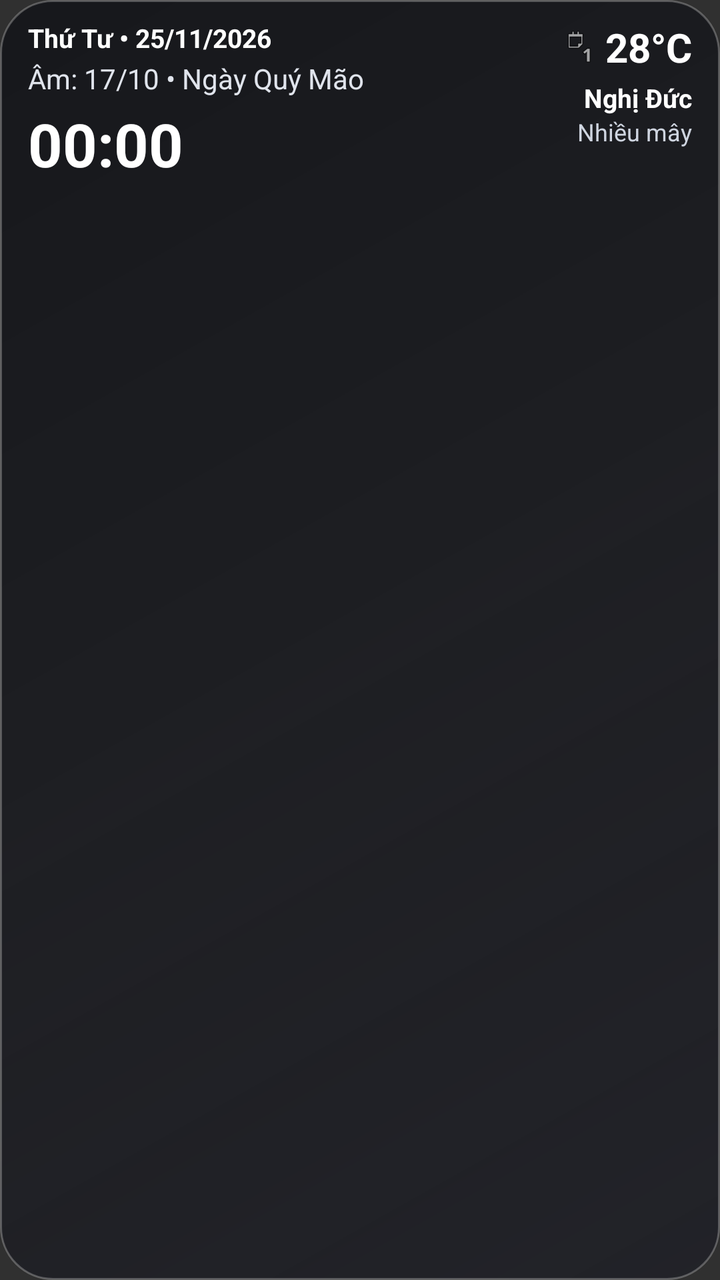
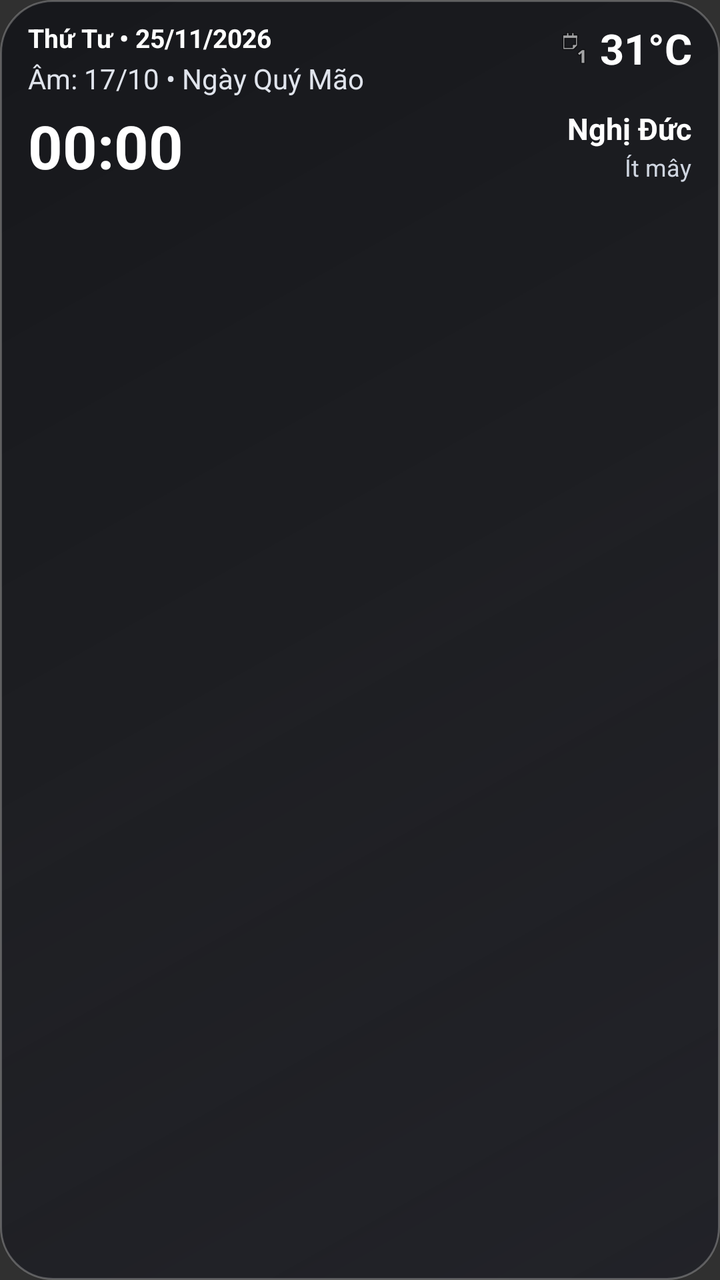

Screens rendered from an Android XML layout before and after an edit, with the pre-edit source and the edit as a unified diff.
<!-- AndroidManifest.xml: application theme android:Theme.Material.NoActionBar -->
<!-- res/layout/widget_layout_4x2.xml -->
<?xml version="1.0" encoding="utf-8"?>
<FrameLayout xmlns:android="http://schemas.android.com/apk/res/android"
    android:id="@+id/widget_root"
    android:layout_width="match_parent"
    android:layout_height="match_parent"
    android:background="@drawable/bg_widget_liquid_dark"
    android:paddingStart="14dp"
    android:paddingEnd="14dp"
    android:paddingTop="10dp"
    android:paddingBottom="18dp">

    <LinearLayout
        android:layout_width="match_parent"
        android:layout_height="match_parent"
        android:gravity="top"
        android:orientation="vertical">

        
        <LinearLayout
            android:layout_width="match_parent"
            android:layout_height="wrap_content"
            android:baselineAligned="false"
            android:gravity="top"
            android:orientation="horizontal">

            <LinearLayout
                android:layout_width="0dp"
                android:layout_height="wrap_content"
                android:layout_weight="1.35"
                android:gravity="top"
                android:orientation="vertical">

                <TextView
                    android:id="@+id/tv_solar_date"
                    android:layout_width="wrap_content"
                    android:layout_height="wrap_content"
                    android:ellipsize="end"
                    android:fontFamily="sans-serif"
                    android:maxLines="1"
                    android:text="Thứ Tư • 25/11/2026"
                    android:textColor="#FFFFFF"
                    android:textSize="13sp"
                    android:textStyle="bold" />

                <TextView
                    android:id="@+id/tv_lunar_line"
                    android:layout_width="wrap_content"
                    android:layout_height="wrap_content"
                    android:layout_marginTop="2dp"
                    android:ellipsize="end"
                    android:fontFamily="sans-serif"
                    android:maxLines="1"
                    android:text="Âm: 17/10 • Ngày Quý Mão"
                    android:textColor="#E0E4EC"
                    android:textSize="14sp" />

                <TextClock
                    android:id="@+id/clock_main"
                    android:layout_width="wrap_content"
                    android:layout_height="wrap_content"
                    android:layout_marginTop="3dp"
                    android:ellipsize="end"
                    android:fontFamily="sans-serif"
                    android:format12Hour="HH:mm"
                    android:format24Hour="HH:mm"
                    android:maxLines="1"
                    android:textColor="#FFFFFF"
                    android:textSize="30sp"
                    android:textStyle="bold" />
            </LinearLayout>

            <LinearLayout
                android:layout_width="0dp"
                android:layout_height="wrap_content"
                android:layout_weight="0.85"
                android:gravity="end|top"
                android:orientation="vertical">

                <LinearLayout
                    android:layout_width="wrap_content"
                    android:layout_height="wrap_content"
                    android:gravity="center_vertical"
                    android:orientation="horizontal">

                    <ImageView
                        android:id="@+id/iv_weather_icon"
                        android:layout_width="18dp"
                        android:layout_height="18dp"
                        android:layout_marginEnd="4dp"
                        android:contentDescription="Thời tiết"
                        android:src="@android:drawable/ic_menu_day" />

                    <TextView
                        android:id="@+id/tv_temp"
                        android:layout_width="wrap_content"
                        android:layout_height="wrap_content"
                        android:fontFamily="sans-serif"
                        android:text="28°C"
                        android:textColor="#FFFFFF"
                        android:textSize="20sp"
                        android:textStyle="bold" />
                </LinearLayout>

                <TextView
                    android:id="@+id/tv_location"
                    android:layout_width="wrap_content"
                    android:layout_height="wrap_content"
                    android:layout_marginTop="3dp"
                    android:ellipsize="end"
                    android:fontFamily="sans-serif"
                    android:maxLines="1"
                    android:text="Nghị Đức"
                    android:textColor="#FFFFFF"
                    android:textSize="13sp"
                    android:textStyle="bold" />

                <TextView
                    android:id="@+id/tv_weather_desc"
                    android:layout_width="wrap_content"
                    android:layout_height="wrap_content"
                    android:ellipsize="end"
                    android:fontFamily="sans-serif"
                    android:maxLines="1"
                    android:text="Nhiều mây"
                    android:textColor="#CFD5E0"
                    android:textSize="12sp" />
            </LinearLayout>
        </LinearLayout>

        
        <LinearLayout
            android:layout_width="match_parent"
            android:layout_height="wrap_content"
            android:layout_marginTop="6dp"
            android:gravity="center_vertical"
            android:orientation="horizontal">

            <TextView
                android:id="@+id/tv_todo_bottom"
                android:layout_width="0dp"
                android:layout_height="wrap_content"
                android:layout_weight="1.35"
                android:ellipsize="end"
                android:fontFamily="sans-serif"
                android:maxLines="2"
                android:text=""
                android:textColor="#FFFFFF"
                android:textSize="12sp"
                android:textStyle="bold" />

            <TextView
                android:id="@+id/tv_signature"
                android:layout_width="0dp"
                android:layout_height="wrap_content"
                android:layout_marginStart="8dp"
                android:layout_weight="0.85"
                android:ellipsize="end"
                android:fontFamily="sans-serif"
                android:gravity="end"
                android:maxLines="1"
                android:text=""
                android:textColor="#E2E8F0"
                android:textSize="12sp"
                android:textStyle="italic" />
        </LinearLayout>

    </LinearLayout>
</FrameLayout>
<!-- resources referenced by this layout -->
<resources>
  <!-- drawable bg_widget_liquid_dark (drawable) -->
  <?xml version="1.0" encoding="utf-8"?>
  <shape xmlns:android="http://schemas.android.com/apk/res/android">
      <gradient
          android:angle="135"
          android:startColor="#CC1E1F26"
          android:centerColor="#B316171D"
          android:endColor="#D9121318" />
      <corners android:radius="26dp" />
      <stroke
          android:width="1dp"
          android:color="#40FFFFFF" />
  </shape>
</resources>

<!-- the commit's change to res/layout/widget_layout_4x2.xml (unified diff, before → after) -->
@@ -53,75 +53,86 @@
                     android:text="Âm: 17/10 • Ngày Quý Mão"
                     android:textColor="#E0E4EC"
                     android:textSize="14sp" />
-
-                <TextClock
-                    android:id="@+id/clock_main"
-                    android:layout_width="wrap_content"
-                    android:layout_height="wrap_content"
-                    android:layout_marginTop="3dp"
-                    android:ellipsize="end"
-                    android:fontFamily="sans-serif"
-                    android:format12Hour="HH:mm"
-                    android:format24Hour="HH:mm"
-                    android:maxLines="1"
-                    android:textColor="#FFFFFF"
-                    android:textSize="30sp"
-                    android:textStyle="bold" />
             </LinearLayout>
 
             <LinearLayout
                 android:layout_width="0dp"
                 android:layout_height="wrap_content"
                 android:layout_weight="0.85"
-                android:gravity="end|top"
-                android:orientation="vertical">
+                android:gravity="end|center_vertical"
+                android:orientation="horizontal">
 
-                <LinearLayout
+                <ImageView
+                    android:id="@+id/iv_weather_icon"
+                    android:layout_width="18dp"
+                    android:layout_height="18dp"
+                    android:layout_marginEnd="4dp"
+                    android:contentDescription="Thời tiết"
+                    android:src="@android:drawable/ic_menu_day" />
+
+                <TextView
+                    android:id="@+id/tv_temp"
                     android:layout_width="wrap_content"
                     android:layout_height="wrap_content"
-                    android:gravity="center_vertical"
-                    android:orientation="horizontal">
+                    android:fontFamily="sans-serif"
+                    android:text="31°C"
+                    android:textColor="#FFFFFF"
+                    android:textSize="21sp"
+                    android:textStyle="bold" />
+            </LinearLayout>
+        </LinearLayout>
 
-                    <ImageView
-                        android:id="@+id/iv_weather_icon"
-                        android:layout_width="18dp"
-                        android:layout_height="18dp"
-                        android:layout_marginEnd="4dp"
-                        android:contentDescription="Thời tiết"
-                        android:src="@android:drawable/ic_menu_day" />
+        
+        <LinearLayout
+            android:layout_width="match_parent"
+            android:layout_height="wrap_content"
+            android:layout_marginTop="4dp"
+            android:baselineAligned="false"
+            android:gravity="center_vertical"
+            android:orientation="horizontal">
 
-                    <TextView
-                        android:id="@+id/tv_temp"
-                        android:layout_width="wrap_content"
-                        android:layout_height="wrap_content"
-                        android:fontFamily="sans-serif"
-                        android:text="28°C"
-                        android:textColor="#FFFFFF"
-                        android:textSize="20sp"
-                        android:textStyle="bold" />
-                </LinearLayout>
+            <TextClock
+                android:id="@+id/clock_main"
+                android:layout_width="0dp"
+                android:layout_height="wrap_content"
+                android:layout_weight="1.25"
+                android:ellipsize="end"
+                android:fontFamily="sans-serif"
+                android:format12Hour="HH:mm"
+                android:format24Hour="HH:mm"
+                android:maxLines="1"
+                android:textColor="#FFFFFF"
+                android:textSize="30sp"
+                android:textStyle="bold" />
+
+            <LinearLayout
+                android:layout_width="0dp"
+                android:layout_height="wrap_content"
+                android:layout_weight="0.95"
+                android:gravity="end|center_vertical"
+                android:orientation="vertical">
 
                 <TextView
                     android:id="@+id/tv_location"
                     android:layout_width="wrap_content"
                     android:layout_height="wrap_content"
-                    android:layout_marginTop="3dp"
                     android:ellipsize="end"
                     android:fontFamily="sans-serif"
                     android:maxLines="1"
                     android:text="Nghị Đức"
                     android:textColor="#FFFFFF"
-                    android:textSize="13sp"
+                    android:textSize="15sp"
                     android:textStyle="bold" />
 
                 <TextView
                     android:id="@+id/tv_weather_desc"
                     android:layout_width="wrap_content"
                     android:layout_height="wrap_content"
+                    android:layout_marginTop="1dp"
                     android:ellipsize="end"
                     android:fontFamily="sans-serif"
                     android:maxLines="1"
-                    android:text="Nhiều mây"
+                    android:text="Ít mây"
                     android:textColor="#CFD5E0"
                     android:textSize="12sp" />
             </LinearLayout>
